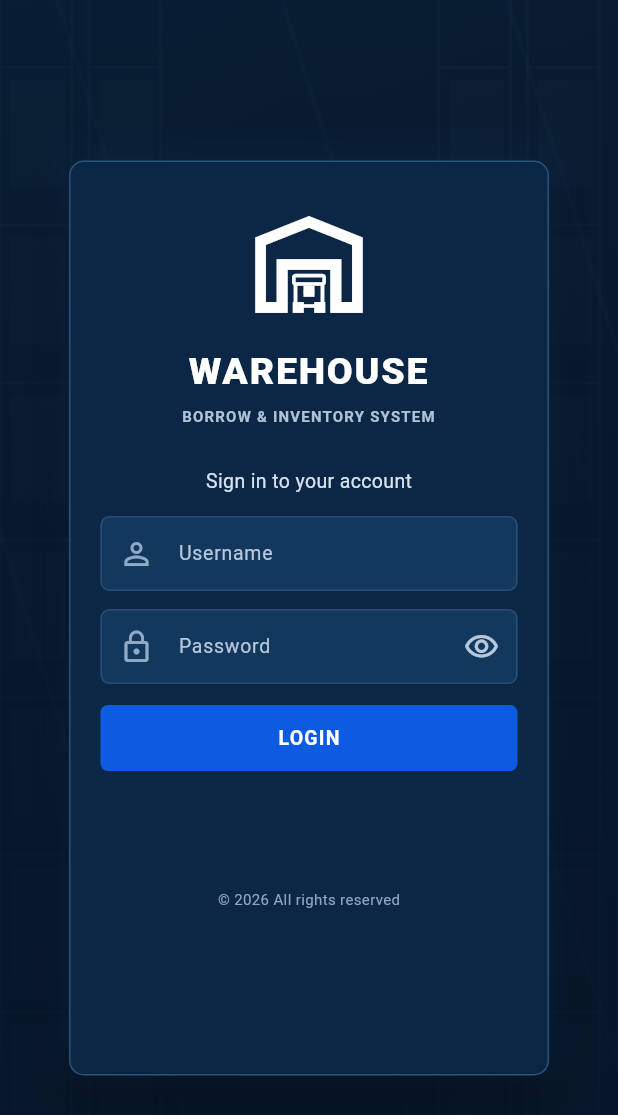
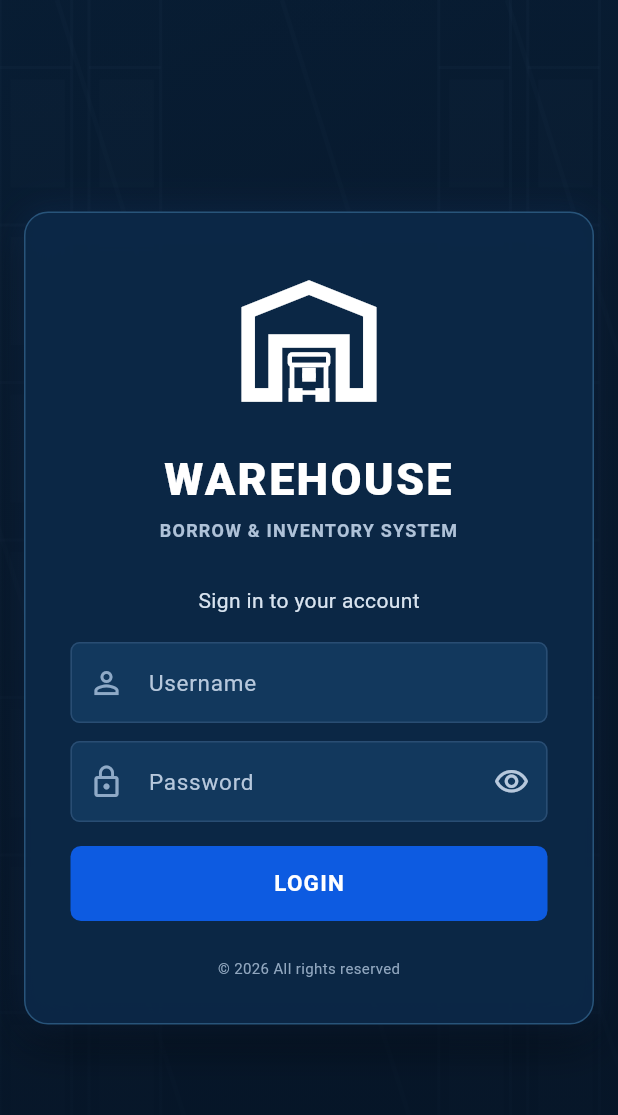
Before and after one commit to JamesSerenio/warehouse, a Flutter app: the screen it shows after launch, on a phone screen of 412 x 824 dp. Shown: the top 1115 px of the screen. Run offline on Flutter 3.47's test engine with Material 3 defaults, Android fonts, the phone set to English and light mode, and no system bars; our stand-ins replace supabase_flutter; accounts and stored records are empty.

Commit message:
added login

```diff
--- a/lib/screens/login_screen.dart
+++ b/lib/screens/login_screen.dart
@@ -90,17 +90,17 @@ class _LoginScreenState extends State<LoginScreen> {
                   ),
                   child: ConstrainedBox(
                     constraints: const BoxConstraints(
-                      maxWidth: 320,
-                      minHeight: 610,
+                      maxWidth: 380,
+                      minHeight: 530,
                     ),
                     child: Container(
                       padding: const EdgeInsets.symmetric(
-                        horizontal: 20,
-                        vertical: 24,
+                        horizontal: 30,
+                        vertical: 30,
                       ),
                       decoration: BoxDecoration(
                         color: const Color(0xF50B2746),
-                        borderRadius: BorderRadius.circular(10),
+                        borderRadius: BorderRadius.circular(16),
                         border: Border.all(
                           color: const Color(0xFF28547A),
                           width: 1,
@@ -129,13 +129,13 @@ class _LoginScreenState extends State<LoginScreen> {
                             fillColor: const Color(0xFF12385D),
                             labelStyle: const TextStyle(
                               color: Color(0xFFB7C8DC),
-                              fontSize: 13,
+                              fontSize: 15,
                             ),
                             prefixIconColor: const Color(0xFF8FAAC7),
                             suffixIconColor: const Color(0xFFB7C8DC),
                             contentPadding: const EdgeInsets.symmetric(
-                              horizontal: 12,
-                              vertical: 13,
+                              horizontal: 16,
+                              vertical: 15,
                             ),
                             border: OutlineInputBorder(
                               borderRadius: BorderRadius.circular(6),
@@ -171,36 +171,36 @@ class _LoginScreenState extends State<LoginScreen> {
                               mainAxisSize: MainAxisSize.min,
                               children: [
                                 const SizedBox(
-                                  width: 88,
-                                  height: 88,
+                                  width: 110,
+                                  height: 110,
                                   child: Stack(
                                     alignment: Alignment.center,
                                     children: [
                                       Icon(
                                         Icons.warehouse_outlined,
-                                        size: 86,
+                                        size: 108,
                                         color: Colors.white,
                                       ),
                                       Positioned(
-                                        bottom: 13,
+                                        bottom: 16,
                                         child: Icon(
                                           Icons.inventory_2_outlined,
-                                          size: 27,
+                                          size: 34,
                                           color: Colors.white,
                                         ),
                                       ),
                                     ],
                                   ),
                                 ),
-                                const SizedBox(height: 10),
+                                const SizedBox(height: 16),
                                 const Text(
                                   'WAREHOUSE',
                                   textAlign: TextAlign.center,
                                   style: TextStyle(
                                     color: Colors.white,
-                                    fontSize: 25,
+                                    fontSize: 30,
                                     fontWeight: FontWeight.w800,
-                                    letterSpacing: 1.2,
+                                    letterSpacing: 1.5,
                                   ),
                                 ),
                                 const SizedBox(height: 4),
@@ -209,20 +209,20 @@ class _LoginScreenState extends State<LoginScreen> {
                                   textAlign: TextAlign.center,
                                   style: TextStyle(
                                     color: Color(0xFFAFC2D8),
-                                    fontSize: 10,
+                                    fontSize: 12,
                                     fontWeight: FontWeight.w600,
                                     letterSpacing: 0.8,
                                   ),
                                 ),
-                                const SizedBox(height: 27),
+                                const SizedBox(height: 28),
                                 const Text(
                                   'Sign in to your account',
                                   style: TextStyle(
                                     color: Color(0xFFD8E3EF),
-                                    fontSize: 13,
+                                    fontSize: 14,
                                   ),
                                 ),
-                                const SizedBox(height: 14),
+                                const SizedBox(height: 18),
                                 CustomTextField(
                                   controller: _usernameController,
                                   label: 'Username',
@@ -278,10 +278,10 @@ class _LoginScreenState extends State<LoginScreen> {
                                     ],
                                   ),
                                 ],
-                                const SizedBox(height: 14),
+                                const SizedBox(height: 16),
                                 SizedBox(
                                   width: double.infinity,
-                                  height: 44,
+                                  height: 50,
                                   child: FilledButton(
                                     style: FilledButton.styleFrom(
                                       backgroundColor: const Color(0xFF0D5BE1),
@@ -290,10 +290,10 @@ class _LoginScreenState extends State<LoginScreen> {
                                         0xFF254D82,
                                       ),
                                       shape: RoundedRectangleBorder(
-                                        borderRadius: BorderRadius.circular(5),
+                                        borderRadius: BorderRadius.circular(7),
                                       ),
                                       textStyle: const TextStyle(
-                                        fontSize: 13,
+                                        fontSize: 15,
                                         fontWeight: FontWeight.w700,
                                         letterSpacing: 0.8,
                                       ),
@@ -310,9 +310,9 @@ class _LoginScreenState extends State<LoginScreen> {
                                         : const Text('LOGIN'),
                                   ),
                                 ),
-                                const SizedBox(height: 58),
+                                const SizedBox(height: 24),
                                 const Padding(
-                                  padding: EdgeInsets.only(top: 20),
+                                  padding: EdgeInsets.zero,
                                   child: Text(
                                     '© 2026 All rights reserved',
                                     style: TextStyle(
```
